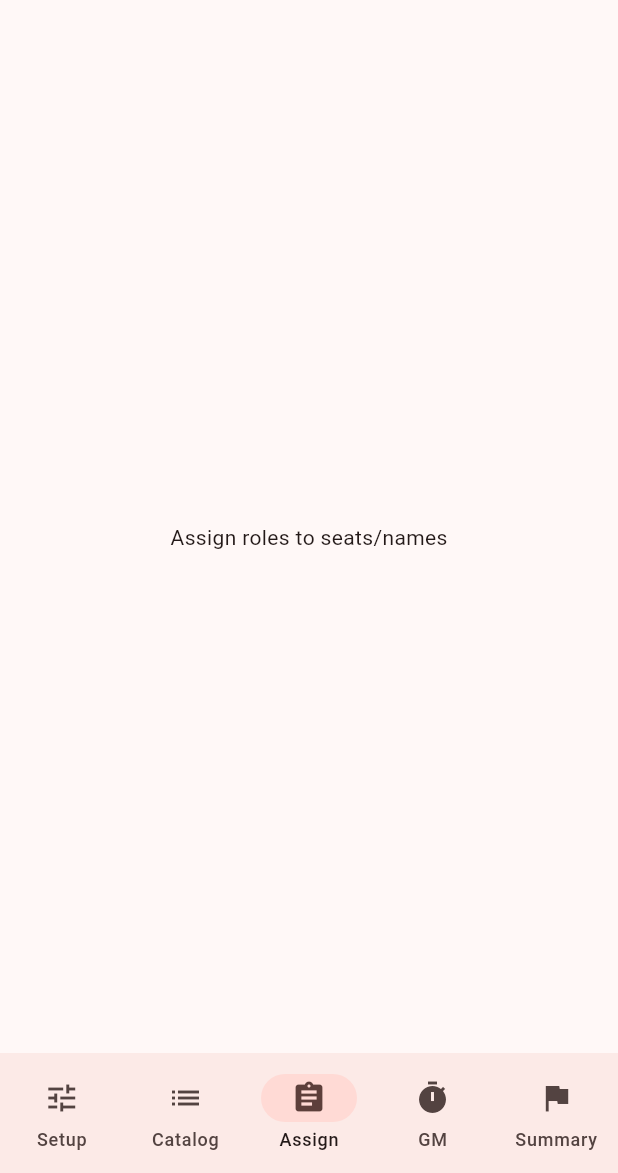
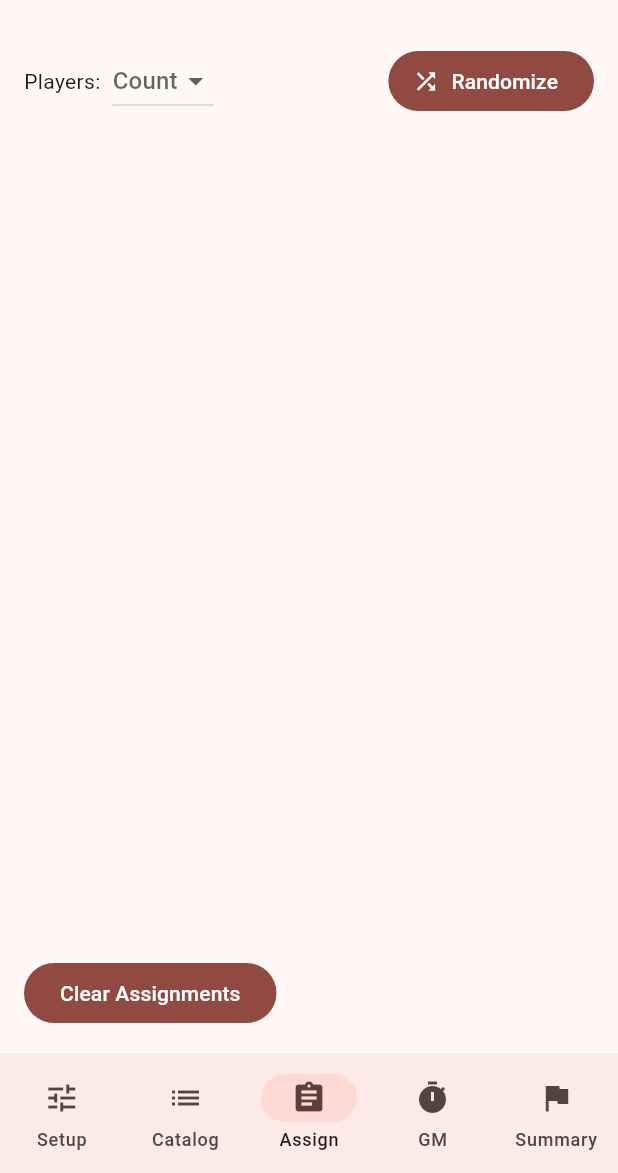
Before and after one commit to Soli1065/mafia-godmode, a Flutter app: the screen it shows after launch, item 3 of the bottom bar chosen, on a phone screen of 412 x 824 dp, the part 63-1236 px from its top. Run offline on Flutter 3.47's test engine with Material 3 defaults, Android fonts, the phone set to English and light mode, and no system bars; our stand-ins replace flutter_riverpod, freezed_annotation, go_router; generated files the repository leaves out were written again.

Commit message:
assignment screen and provider

```diff
--- /dev/null
+++ b/lib/core/application/assignment_providers.dart
@@ -0,0 +1,49 @@
+import 'dart:math';
+
+import 'package:flutter_riverpod/flutter_riverpod.dart';
+import 'package:mafia_godmode/core/application/catalog_providers.dart';
+import 'package:mafia_godmode/core/domain/role.dart';
+
+final playerNamesProvider = StateProvider<List<String>>((ref) => []);
+final assignmentsProvider = StateProvider<Map<String, Role>>((ref) => {});
+
+class AssignmentController {
+  AssignmentController(this.ref);
+  final Ref ref;
+
+  void setPlayerCount(int count) {
+    final names = List.generate(count, (i) => 'Player ${i + 1}');
+    ref.read(playerNamesProvider.notifier).state = names;
+  }
+
+  void setPlayerName(int index, String name) {
+    final names = [...ref.read(playerNamesProvider)];
+    names[index] = name;
+    ref.read(playerNamesProvider.notifier).state = names;
+  }
+
+  void randomize() {
+    final roles = ref.read(roleCatalogProvider);
+    final comp = ref.read(compositionProvider);
+    final List<Role> pool = [];
+    for (final entry in comp.entries) {
+      final role = roles.firstWhere((r) => r.id == entry.key);
+      for (int i = 0; i < entry.value; i++) {
+        pool.add(role);
+      }
+    }
+    pool.shuffle(Random());
+    final names = ref.read(playerNamesProvider);
+    final Map<String, Role> assignments = {};
+    for (int i = 0; i < names.length && i < pool.length; i++) {
+      assignments[names[i]] = pool[i];
+    }
+    ref.read(assignmentsProvider.notifier).state = assignments;
+  }
+
+  void clear() {
+    ref.read(assignmentsProvider.notifier).state = {};
+  }
+}
+
+final assignmentControllerProvider = Provider((ref) => AssignmentController(ref));
--- a/lib/features/assignment/assignment_screen.dart
+++ b/lib/features/assignment/assignment_screen.dart
@@ -1,9 +1,73 @@
 import 'package:flutter/material.dart';
+import 'package:flutter_riverpod/flutter_riverpod.dart';
+import 'package:mafia_godmode/core/application/assignment_providers.dart';
 
-class AssignmentScreen extends StatelessWidget {
+class AssignmentScreen extends ConsumerWidget {
   const AssignmentScreen({super.key});
 
   @override
-  Widget build(BuildContext context) =>
-      const Center(child: Text('Assign roles to seats/names'));
+  Widget build(BuildContext context, WidgetRef ref) {
+    final names = ref.watch(playerNamesProvider);
+    final assignments = ref.watch(assignmentsProvider);
+    final controller = ref.read(assignmentControllerProvider);
+
+    return Scaffold(
+      body: Padding(
+        padding: const EdgeInsets.all(16),
+        child: Column(
+          crossAxisAlignment: CrossAxisAlignment.start,
+          children: [
+            Row(
+              children: [
+                const Text('Players:'),
+                const SizedBox(width: 8),
+                DropdownButton<int>(
+                  value: names.isEmpty ? null : names.length,
+                  hint: const Text('Count'),
+                  items: List.generate(20, (i) => i + 1)
+                      .map((n) => DropdownMenuItem(value: n, child: Text('$n')))
+                      .toList(),
+                  onChanged: (value) {
+                    if (value != null) controller.setPlayerCount(value);
+                  },
+                ),
+                const Spacer(),
+                FilledButton.icon(
+                  onPressed: controller.randomize,
+                  icon: const Icon(Icons.shuffle),
+                  label: const Text('Randomize'),
+                ),
+              ],
+            ),
+            const SizedBox(height: 16),
+            Expanded(
+              child: ListView.builder(
+                itemCount: names.length,
+                itemBuilder: (context, i) {
+                  final name = names[i];
+                  final role = assignments[name];
+                  return ListTile(
+                    leading: Text('${i + 1}'),
+                    title: TextFormField(
+                      initialValue: name,
+                      onChanged: (val) => controller.setPlayerName(i, val),
+                      decoration: const InputDecoration(border: OutlineInputBorder()),
+                    ),
+                    trailing: role == null
+                        ? const Text('-')
+                        : Text(role.name, style: const TextStyle(fontWeight: FontWeight.bold)),
+                  );
+                },
+              ),
+            ),
+            const SizedBox(height: 8),
+            FilledButton(
+              onPressed: controller.clear,
+              child: const Text('Clear Assignments'),
+            )
+          ],
+        ),
+      ),
+    );
+  }
 }
```
